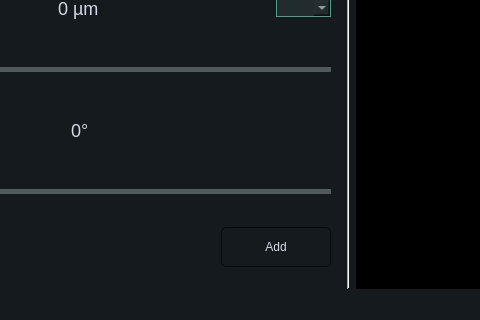
The window that views/create_signal_window.ui (omarmohhameed29/sampling-theory-studio) describes before a commit, drawn with Qt 5; both pictures show x 179 to 659 and y 280 to 600 of the 800 by 600 pixel window.
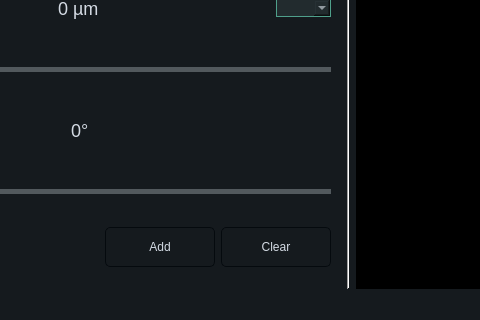
The same window after the commit. Custom widgets are drawn as their Qt base class.

Commit message: added composer clear button and list addition

Patch:
```diff
--- a/views/create_signal_window.ui
+++ b/views/create_signal_window.ui
@@ -709,6 +709,19 @@
             </property>
            </widget>
           </item>
+          <item>
+           <widget class="QPushButton" name="clear_button">
+            <property name="minimumSize">
+             <size>
+              <width>110</width>
+              <height>40</height>
+             </size>
+            </property>
+            <property name="text">
+             <string>Clear</string>
+            </property>
+           </widget>
+          </item>
          </layout>
         </item>
        </layout>
```
The commit also changes 2 other files.
